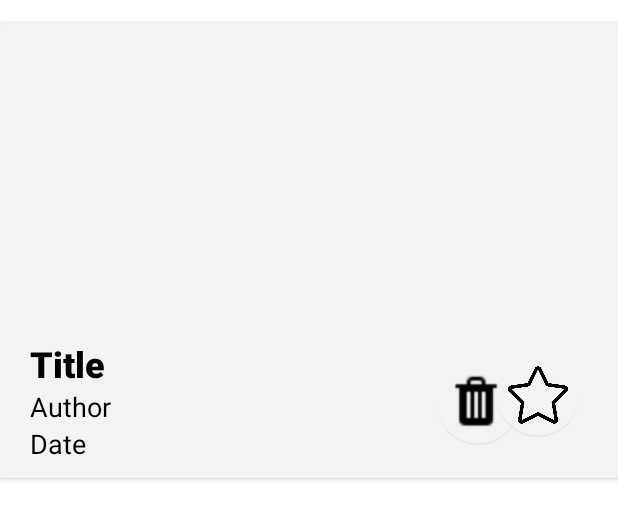
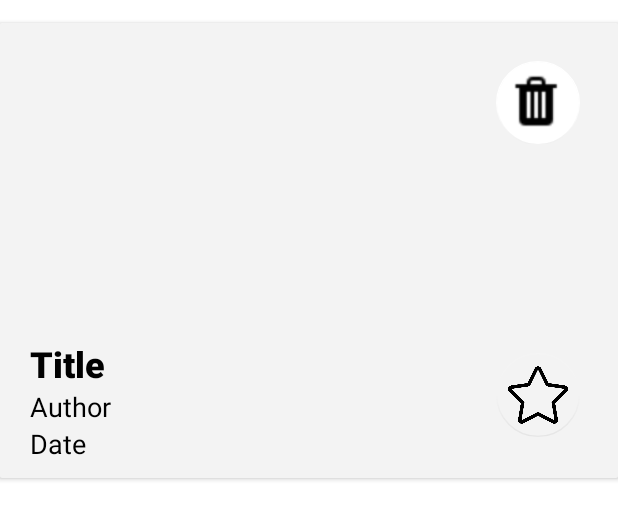
Before and after one commit to TerelCris/FoodStop, an Android app: the layout rv_layout.xml on its own in the app's theme, with its tools: preview values and no code run, on a phone screen of 412 x 824 dp. Shown: the top 520 px of the screen. Run offline under Robolectric (Android 15) with nearby library versions, the phone set to English and light mode, and no system bars.

Commit message:
Delete Button View Updated

```diff
--- a/app/src/main/res/layout/rv_layout.xml
+++ b/app/src/main/res/layout/rv_layout.xml
@@ -25,6 +25,24 @@
                 app:layout_constraintEnd_toEndOf="parent"
                 app:layout_constraintStart_toStartOf="parent"
                 app:layout_constraintTop_toTopOf="parent" />
+
+            <com.google.android.material.floatingactionbutton.FloatingActionButton
+                android:id="@+id/fab_del"
+                android:layout_width="wrap_content"
+                android:layout_height="wrap_content"
+                android:layout_marginHorizontal="25dp"
+                android:layout_marginVertical="25dp"
+                android:clickable="true"
+                android:outlineProvider="none"
+                android:src="@drawable/del"
+                android:tint="@color/white"
+                app:backgroundTint="@android:color/white"
+                app:maxImageSize="40dp"
+                app:layout_constraintTop_toTopOf="parent"
+                app:layout_constraintEnd_toEndOf="parent"
+                app:tint="@android:color/transparent"
+                tools:layout_editor_absoluteX="85dp"
+                tools:layout_editor_absoluteY="267dp" />
 
             <LinearLayout
                 android:id="@+id/linearLayout"
@@ -98,22 +116,6 @@
                 app:layout_constraintEnd_toEndOf="parent"
                 app:layout_constraintTop_toBottomOf="@+id/iv_cover" />
 
-            <com.google.android.material.floatingactionbutton.FloatingActionButton
-                android:id="@+id/fab_del"
-                android:layout_width="wrap_content"
-                android:layout_height="wrap_content"
-                android:layout_marginHorizontal="65dp"
-                android:layout_marginVertical="25dp"
-                android:clickable="true"
-                android:outlineProvider="none"
-                android:tint="@color/white"
-                app:backgroundTint="@android:color/transparent"
-                app:tint="@android:color/transparent"
-                android:src="@drawable/del"
-                app:maxImageSize="40dp"
-                app:layout_constraintEnd_toEndOf="parent"
-                app:layout_constraintTop_toBottomOf="@+id/iv_cover" />
-
         </androidx.constraintlayout.widget.ConstraintLayout>
 
         <Button
```
